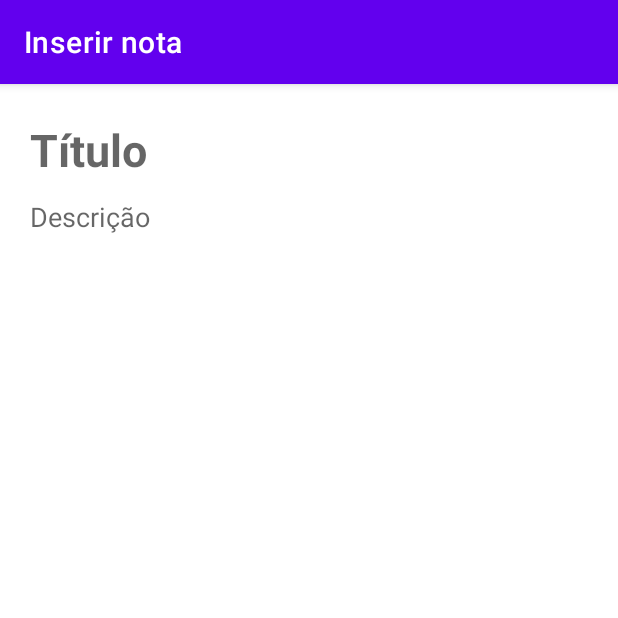
After one commit to ErickSilva2605/alura-android-ceep, an Android app: the NoteFormActivity screen opened directly, with no data from a screen before it, on a phone screen of 412 x 824 dp, the top half of it. The commit adds this screen. Run offline under Robolectric (Android 15) with nearby library versions, the phone set to English and light mode, and no system bars.

Commit message:
Criando tela de formulario de nota

```diff
--- a/app/src/main/AndroidManifest.xml
+++ b/app/src/main/AndroidManifest.xml
@@ -14,6 +14,9 @@
         android:theme="@style/Theme.Ceep"
         tools:targetApi="31">
         <activity
+            android:name=".ui.activity.NoteFormActivity"
+            android:exported="false" />
+        <activity
             android:name=".ui.activity.NoteListActivity"
             android:exported="true">
             <intent-filter>
--- /dev/null
+++ b/app/src/main/java/br/com/alura/ceep/ui/activity/NoteFormActivity.java
@@ -0,0 +1,19 @@
+package br.com.alura.ceep.ui.activity;
+
+import androidx.appcompat.app.AppCompatActivity;
+
+import android.os.Bundle;
+
+import br.com.alura.ceep.R;
+
+public class NoteFormActivity extends AppCompatActivity {
+
+    public static final String APPBAR_TITLE = "Inserir nota";
+
+    @Override
+    protected void onCreate(Bundle savedInstanceState) {
+        super.onCreate(savedInstanceState);
+        setContentView(R.layout.activity_note_form);
+        setTitle(APPBAR_TITLE);
+    }
+}
--- a/app/src/main/java/br/com/alura/ceep/ui/activity/NoteListActivity.java
+++ b/app/src/main/java/br/com/alura/ceep/ui/activity/NoteListActivity.java
@@ -1,6 +1,8 @@
 package br.com.alura.ceep.ui.activity;
 
+import android.content.Intent;
 import android.os.Bundle;
+import android.widget.TextView;
 
 import androidx.appcompat.app.AppCompatActivity;
 import androidx.recyclerview.widget.RecyclerView;
@@ -23,6 +25,7 @@ public class NoteListActivity extends AppCompatActivity {
         setTitle(APPBAR_TITLE);
         setMockNoteList();
         configureNoteRecyclerView();
+        configureAddNoteClickListener();
     }
 
     private void setMockNoteList() {
@@ -40,4 +43,14 @@ public class NoteListActivity extends AppCompatActivity {
     private void configureAdapter(RecyclerView noteRecyclerView, List<Note> noteList) {
         noteRecyclerView.setAdapter(new NoteListAdapter(this, noteList));
     }
+
+    private void configureAddNoteClickListener(){
+        TextView addNote = findViewById(R.id.note_list_add_note);
+        addNote.setOnClickListener(view -> openNoteForm());
+    }
+
+    private void openNoteForm() {
+        Intent intent = new Intent(this, NoteFormActivity.class);
+        startActivity(intent);
+    }
 }
--- /dev/null
+++ b/app/src/main/res/layout/activity_note_form.xml
@@ -0,0 +1,38 @@
+<?xml version="1.0" encoding="utf-8"?>
+<androidx.constraintlayout.widget.ConstraintLayout xmlns:android="http://schemas.android.com/apk/res/android"
+    xmlns:app="http://schemas.android.com/apk/res-auto"
+    android:layout_width="match_parent"
+    android:layout_height="match_parent">
+
+    <EditText
+        android:id="@+id/note_form_title"
+        android:layout_width="0dp"
+        android:layout_height="wrap_content"
+        android:minHeight="48dp"
+        android:layout_margin="20dp"
+        android:autofillHints="no"
+        android:background="@android:color/transparent"
+        android:hint="@string/note_form_title"
+        android:inputType="textMultiLine"
+        android:textSize="30sp"
+        android:textStyle="bold"
+        app:layout_constraintEnd_toEndOf="parent"
+        app:layout_constraintStart_toStartOf="parent"
+        app:layout_constraintTop_toTopOf="parent" />
+
+    <EditText
+        android:id="@+id/note_form_description"
+        android:layout_width="0dp"
+        android:layout_height="0dp"
+        android:layout_marginTop="8dp"
+        android:layout_marginBottom="8dp"
+        android:autofillHints="no"
+        android:background="@android:color/transparent"
+        android:gravity="top"
+        android:hint="@string/note_form_description"
+        android:inputType="textMultiLine"
+        app:layout_constraintBottom_toBottomOf="parent"
+        app:layout_constraintEnd_toEndOf="@+id/note_form_title"
+        app:layout_constraintStart_toStartOf="@+id/note_form_title"
+        app:layout_constraintTop_toBottomOf="@+id/note_form_title" />
+</androidx.constraintlayout.widget.ConstraintLayout>
--- a/app/src/main/res/values/strings.xml
+++ b/app/src/main/res/values/strings.xml
@@ -1,4 +1,6 @@
 <resources>
     <string name="app_name">Ceep</string>
     <string name="add_note">Inserir uma nota</string>
+    <string name="note_form_title">Título</string>
+    <string name="note_form_description">Descrição</string>
 </resources>
```
